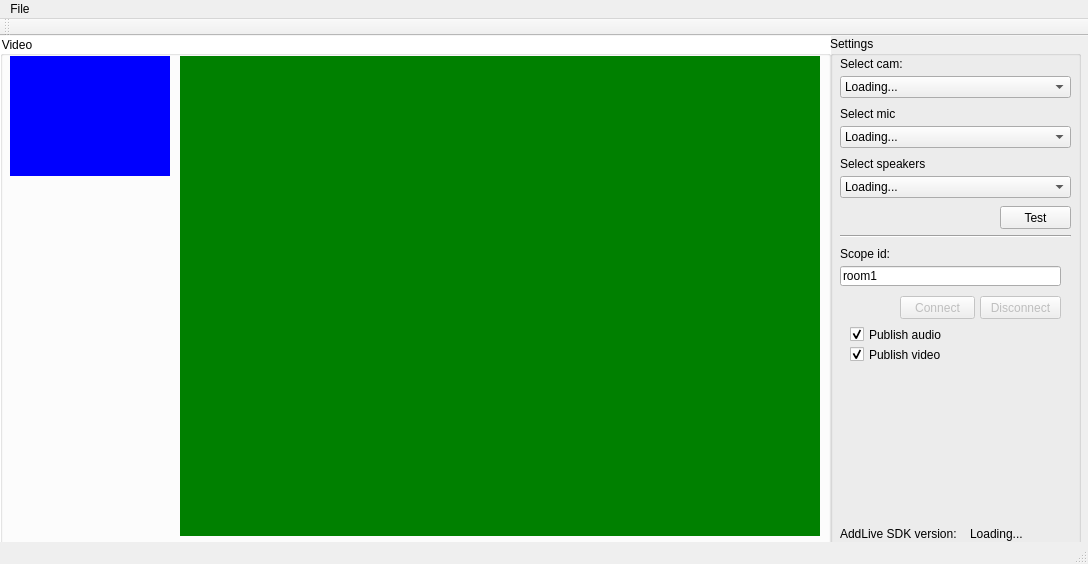
Qt form cdo_sample_app/cdosampleappwindow.ui (addlive/addlive_c_examples) before a commit.
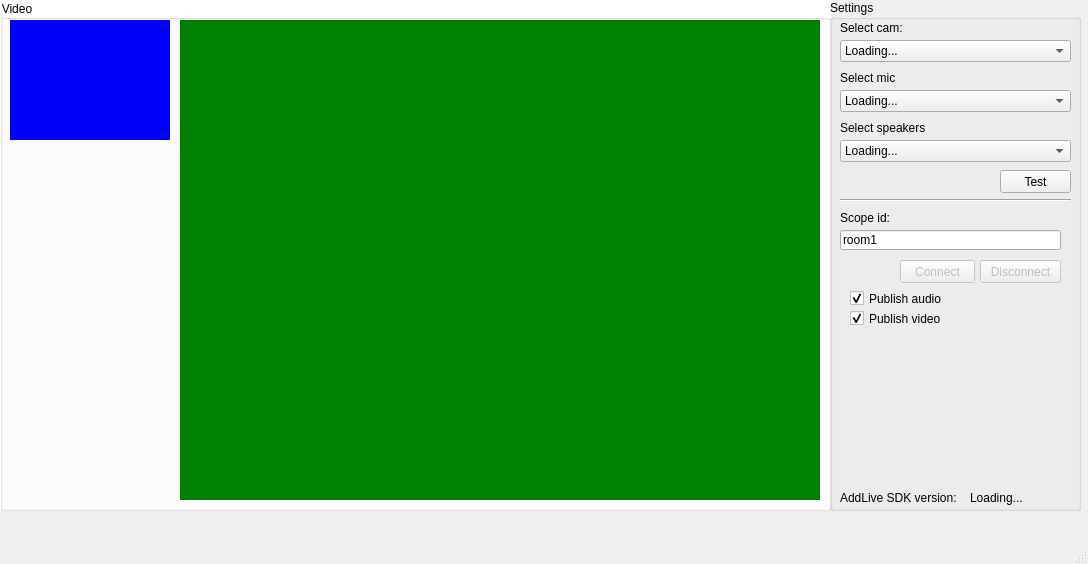
The same form after that commit. Custom widgets are drawn as their Qt base class.

Patch:
```diff
--- a/cdo_sample_app/cdosampleappwindow.ui
+++ b/cdo_sample_app/cdosampleappwindow.ui
@@ -296,31 +296,6 @@
     </widget>
    </widget>
   </widget>
-  <widget class="QMenuBar" name="menuBar">
-   <property name="geometry">
-    <rect>
-     <x>0</x>
-     <y>0</y>
-     <width>1088</width>
-     <height>21</height>
-    </rect>
-   </property>
-   <widget class="QMenu" name="menuFile">
-    <property name="title">
-     <string>File</string>
-    </property>
-    <addaction name="actionExit"/>
-   </widget>
-   <addaction name="menuFile"/>
-  </widget>
-  <widget class="QToolBar" name="mainToolBar">
-   <attribute name="toolBarArea">
-    <enum>TopToolBarArea</enum>
-   </attribute>
-   <attribute name="toolBarBreak">
-    <bool>false</bool>
-   </attribute>
-  </widget>
   <widget class="QStatusBar" name="statusBar"/>
   <action name="actionExit">
    <property name="text">
```
